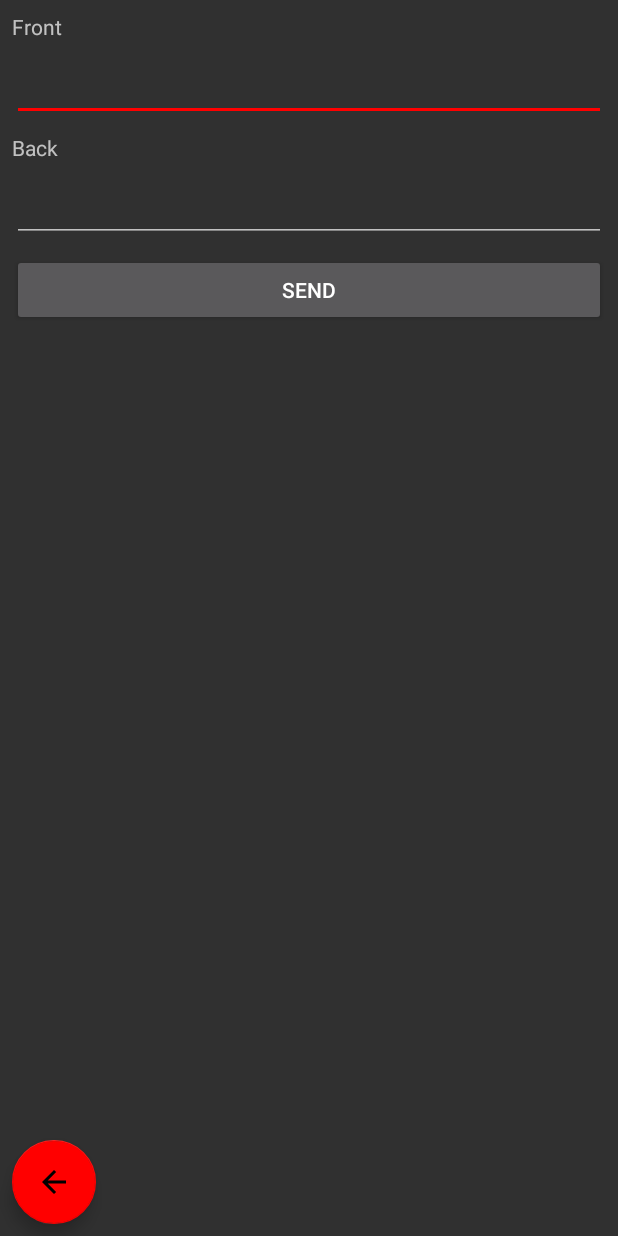
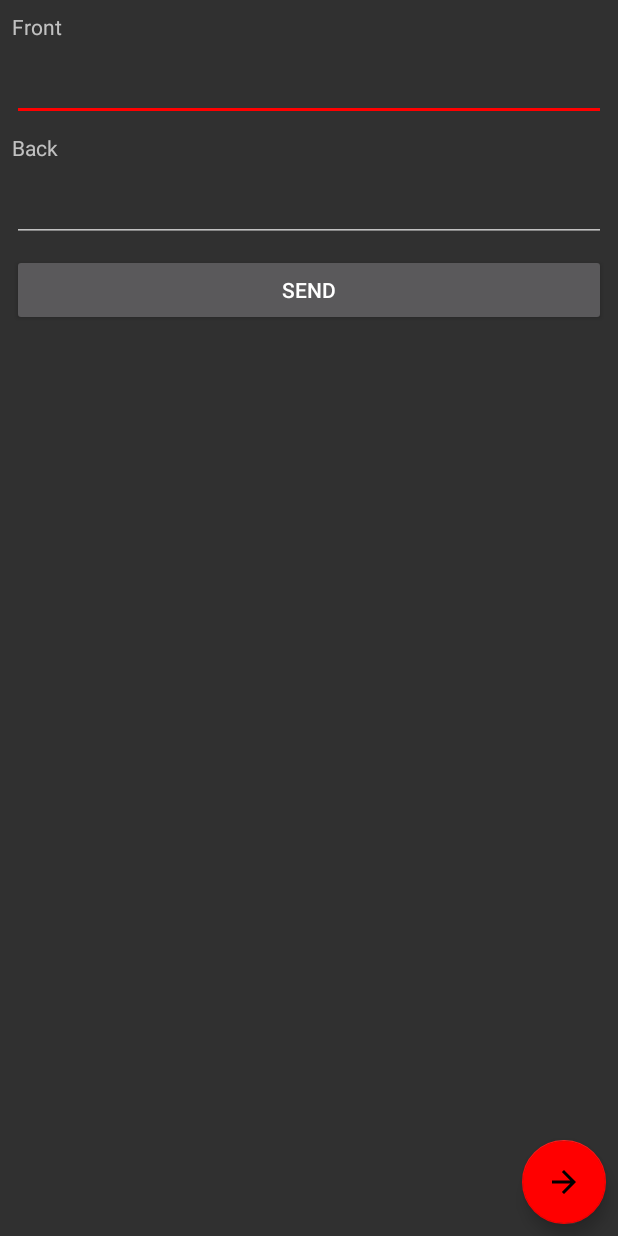
Before and after one commit to xeyqe/DBdict, an Android app: the ankiSend screen opened directly, with no data from a screen before it, on a phone screen of 412 x 824 dp. Run offline under Robolectric (Android 15) with nearby library versions, the phone set to English and light mode, and no system bars.

```diff
--- a/app/src/main/res/drawable/ic_arrow_back_black_24dp.xml
+++ b/app/src/main/res/drawable/ic_arrow_forward_black_24dp.xml
@@ -5,5 +5,5 @@
         android:viewportHeight="24.0">
     <path
         android:fillColor="#FF000000"
-        android:pathData="M20,11H7.83l5.59,-5.59L12,4l-8,8 8,8 1.41,-1.41L7.83,13H20v-2z"/>
+        android:pathData="M12,4l-1.41,1.41L16.17,11H4v2h12.17l-5.58,5.59L12,20l8,-8z"/>
 </vector>
--- a/app/src/main/res/layout/activity_anki_send.xml
+++ b/app/src/main/res/layout/activity_anki_send.xml
@@ -82,10 +82,10 @@
         android:layout_width="wrap_content"
         android:layout_height="wrap_content"
         android:layout_alignParentBottom="true"
-        android:layout_marginStart="8dp"
+        android:layout_marginEnd="8dp"
         android:layout_marginBottom="8dp"
-        android:src="@drawable/ic_arrow_back_black_24dp"
+        android:src="@drawable/ic_arrow_forward_black_24dp"
         app:layout_constraintBottom_toBottomOf="parent"
-        app:layout_constraintStart_toStartOf="parent" />
+        app:layout_constraintEnd_toEndOf="parent" />
 
 </android.support.constraint.ConstraintLayout>
```
Also changed, not shown: app/src/main/java/com/xeyqe/myapplication/MainActivity.java (+16 -5 lines).
